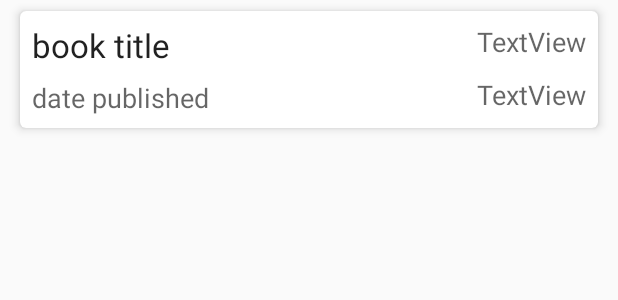
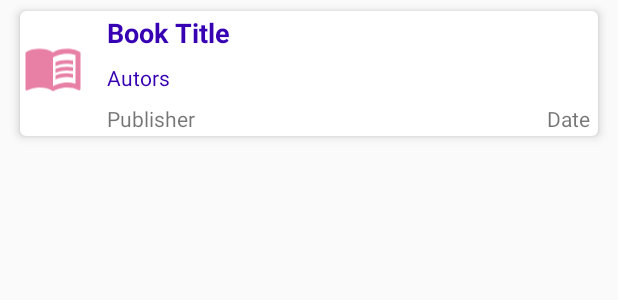
Before and after one commit to OBIDIKE-BON/BooksExplorer, an Android app: the layout search_recycler_item.xml on its own in the app's theme, with its tools: preview values and no code run, on a phone screen of 412 x 824 dp. Shown: the top 300 px of the screen. Run offline under Robolectric (Android 15) with nearby library versions, the phone set to English and light mode, and no system bars.

```diff
--- a/app/build.gradle
+++ b/app/build.gradle
@@ -9,6 +9,8 @@ android {
         targetSdkVersion 30
         versionCode 1
         versionName "1.0"
+
+        vectorDrawables.useSupportLibrary = true
 
         testInstrumentationRunner "androidx.test.runner.AndroidJUnitRunner"
     }
--- a/app/src/main/java/com/stackfloat/booksexplorer/MainActivityViewModel.java
+++ b/app/src/main/java/com/stackfloat/booksexplorer/MainActivityViewModel.java
@@ -5,6 +5,7 @@ import android.util.Log;
 
 import androidx.annotation.NonNull;
 import androidx.lifecycle.AndroidViewModel;
+import androidx.lifecycle.LiveData;
 import androidx.lifecycle.MutableLiveData;
 
 import com.stackfloat.booksexplorer.utils.APIUtil;
@@ -25,6 +26,7 @@ public class MainActivityViewModel extends AndroidViewModel {
             new Thread(runnable).start();
         }
     };
+    public MutableLiveData<ArrayList<String[]>> mBooks= new MutableLiveData<>();
 
     public MainActivityViewModel(@NonNull Application application) {
         super(application);
@@ -42,7 +44,7 @@ public class MainActivityViewModel extends AndroidViewModel {
             public void onQueryResult(String JSONResponse) {
                 Log.d(TAG, "onQueryResult: ");
                 JSONResponseMutableLiveData.setValue(JSONResponse);
-                getBooks(JSONResponse);
+                mBooks .setValue(getBooks(JSONResponse));
 
             }
         });
--- /dev/null
+++ b/app/src/main/res/drawable-anydpi/ic_action_name.xml
@@ -0,0 +1,20 @@
+<vector xmlns:android="http://schemas.android.com/apk/res/android"
+    android:width="24dp"
+    android:height="24dp"
+    android:viewportWidth="24"
+    android:viewportHeight="24"
+    android:tint="#333333"
+    android:alpha="0.6">
+  <path
+      android:fillColor="@android:color/white"
+      android:pathData="M21,5c-1.11,-0.35 -2.33,-0.5 -3.5,-0.5c-1.95,0 -4.05,0.4 -5.5,1.5c-1.45,-1.1 -3.55,-1.5 -5.5,-1.5S2.45,4.9 1,6v14.65c0,0.25 0.25,0.5 0.5,0.5c0.1,0 0.15,-0.05 0.25,-0.05C3.1,20.45 5.05,20 6.5,20c1.95,0 4.05,0.4 5.5,1.5c1.35,-0.85 3.8,-1.5 5.5,-1.5c1.65,0 3.35,0.3 4.75,1.05c0.1,0.05 0.15,0.05 0.25,0.05c0.25,0 0.5,-0.25 0.5,-0.5V6C22.4,5.55 21.75,5.25 21,5zM21,18.5c-1.1,-0.35 -2.3,-0.5 -3.5,-0.5c-1.7,0 -4.15,0.65 -5.5,1.5V8c1.35,-0.85 3.8,-1.5 5.5,-1.5c1.2,0 2.4,0.15 3.5,0.5V18.5z"/>
+  <path
+      android:fillColor="@android:color/white"
+      android:pathData="M17.5,10.5c0.88,0 1.73,0.09 2.5,0.26V9.24C19.21,9.09 18.36,9 17.5,9c-1.7,0 -3.24,0.29 -4.5,0.83v1.66C14.13,10.85 15.7,10.5 17.5,10.5z"/>
+  <path
+      android:fillColor="@android:color/white"
+      android:pathData="M13,12.49v1.66c1.13,-0.64 2.7,-0.99 4.5,-0.99c0.88,0 1.73,0.09 2.5,0.26V11.9c-0.79,-0.15 -1.64,-0.24 -2.5,-0.24C15.8,11.66 14.26,11.96 13,12.49z"/>
+  <path
+      android:fillColor="@android:color/white"
+      android:pathData="M17.5,14.33c-1.7,0 -3.24,0.29 -4.5,0.83v1.66c1.13,-0.64 2.7,-0.99 4.5,-0.99c0.88,0 1.73,0.09 2.5,0.26v-1.52C19.21,14.41 18.36,14.33 17.5,14.33z"/>
+</vector>
--- a/app/src/main/res/layout/search_recycler_item.xml
+++ b/app/src/main/res/layout/search_recycler_item.xml
@@ -14,58 +14,79 @@
         app:cardElevation="4dp"
         app:cardPreventCornerOverlap="true"
         app:cardUseCompatPadding="true"
-        app:contentPadding="8dp">
+        app:contentPadding="2dp">
 
         <androidx.constraintlayout.widget.ConstraintLayout
             android:layout_width="match_parent"
             android:layout_height="wrap_content">
 
+            <ImageView
+                android:id="@+id/imageView"
+                android:layout_width="40dp"
+                android:layout_height="55dp"
+                android:layout_marginTop="8dp"
+                android:layout_marginEnd="8dp"
+                android:layout_marginRight="8dp"
+                android:tint="@color/colorAccent"
+                app:layout_constraintEnd_toStartOf="@+id/txt_book_title"
+                app:layout_constraintStart_toStartOf="parent"
+                app:layout_constraintTop_toTopOf="parent"
+                app:srcCompat="@drawable/ic_action_name" />
+
             <TextView
-                android:id="@+id/book_title"
-                android:layout_width="wrap_content"
+                android:id="@+id/txt_book_title"
+                android:layout_width="0dp"
+                android:layout_height="wrap_content"
+                android:layout_marginStart="8dp"
+                android:layout_marginLeft="8dp"
+                android:layout_marginBottom="8dp"
+                android:text="Book Title"
+                android:textAppearance="@style/TextAppearance.AppCompat.Medium"
+                android:textColor="@color/colorPrimaryDark"
+                android:textStyle="bold"
+                app:layout_constraintBottom_toTopOf="@+id/txt_authors"
+                app:layout_constraintEnd_toEndOf="parent"
+                app:layout_constraintHorizontal_chainStyle="spread_inside"
+                app:layout_constraintStart_toEndOf="@+id/imageView"
+                app:layout_constraintTop_toTopOf="parent" />
+
+            <TextView
+                android:id="@+id/txt_authors"
+                android:layout_width="0dp"
+                android:layout_height="wrap_content"
+                android:layout_marginBottom="8dp"
+                android:text="Autors"
+                android:textAppearance="@style/TextAppearance.AppCompat.Body1"
+                android:textColor="@color/colorPrimaryDark"
+                app:layout_constraintBottom_toTopOf="@+id/txt_publisher"
+                app:layout_constraintEnd_toEndOf="parent"
+                app:layout_constraintHorizontal_chainStyle="spread_inside"
+                app:layout_constraintStart_toStartOf="@+id/txt_book_title" />
+
+            <TextView
+                android:id="@+id/txt_publisher"
+                android:layout_width="0dp"
                 android:layout_height="wrap_content"
                 android:layout_marginEnd="8dp"
                 android:layout_marginRight="8dp"
-                android:text="book title"
-                android:textAppearance="@style/TextAppearance.AppCompat.Large"
-                app:layout_constraintEnd_toStartOf="@+id/textView"
-                app:layout_constraintHorizontal_bias="0.0"
-                app:layout_constraintStart_toStartOf="parent"
-                app:layout_constraintTop_toTopOf="parent" />
+                android:text="Publisher"
+                android:textAppearance="@style/TextAppearance.AppCompat.Small"
+                app:layout_constraintBottom_toBottomOf="parent"
+                app:layout_constraintEnd_toStartOf="@+id/txt_date_publishe"
+                app:layout_constraintStart_toStartOf="@+id/txt_authors" />
 
             <TextView
-                android:id="@+id/date_published"
+                android:id="@+id/txt_date_publishe"
                 android:layout_width="wrap_content"
                 android:layout_height="wrap_content"
-                android:layout_marginTop="8dp"
-                android:text="date published"
-                android:textAppearance="@style/TextAppearance.AppCompat.Medium"
-                app:layout_constraintEnd_toEndOf="@+id/book_title"
-                app:layout_constraintHorizontal_bias="0.02"
-                app:layout_constraintStart_toStartOf="@+id/book_title"
-                app:layout_constraintTop_toBottomOf="@+id/book_title" />
-
-            <TextView
-                android:id="@+id/textView"
-                android:layout_width="wrap_content"
-                android:layout_height="wrap_content"
-                android:text="TextView"
-                android:textAppearance="@style/TextAppearance.AppCompat.Medium"
-                app:layout_constraintEnd_toEndOf="parent"
-                app:layout_constraintTop_toTopOf="parent" />
-
-            <TextView
-                android:id="@+id/textView2"
-                android:layout_width="wrap_content"
-                android:layout_height="wrap_content"
-                android:layout_marginTop="8dp"
-                android:text="TextView"
-                android:textAppearance="@style/TextAppearance.AppCompat.Medium"
+                android:layout_marginStart="8dp"
+                android:layout_marginLeft="8dp"
+                android:text="Date "
+                android:textAppearance="@style/TextAppearance.AppCompat.Small"
                 app:layout_constraintBottom_toBottomOf="parent"
                 app:layout_constraintEnd_toEndOf="parent"
                 app:layout_constraintHorizontal_bias="1.0"
-                app:layout_constraintStart_toEndOf="@+id/date_published"
-                app:layout_constraintTop_toBottomOf="@+id/textView" />
+                app:layout_constraintStart_toEndOf="@+id/txt_authors" />
 
         </androidx.constraintlayout.widget.ConstraintLayout>
     </androidx.cardview.widget.CardView>
--- a/app/src/main/res/values/colors.xml
+++ b/app/src/main/res/values/colors.xml
@@ -2,5 +2,9 @@
 <resources>
     <color name="colorPrimary">#6200EE</color>
     <color name="colorPrimaryDark">#3700B3</color>
-    <color name="colorAccent">#03DAC5</color>
+    <color name="colorAccent">#D82B68</color>
+
+<!--    <color name="colorPrimary">#D82B68</color>-->
+<!--    <color name="colorPrimaryDark">#A00037</color>-->
+<!--    <color name="colorAccent">#673AB7</color>-->
 </resources>
--- a/app/src/main/res/values/strings.xml
+++ b/app/src/main/res/values/strings.xml
@@ -1,3 +1,5 @@
 <resources>
     <string name="app_name">BooksExplorer</string>
+    <string name="preview">Preview</string>
+    <string name="search">Search</string>
 </resources>
```
Also changed, not shown: app/src/main/java/com/stackfloat/booksexplorer/BooksRecyclerAdapter.java (added, +74 -0 lines), app/src/main/java/com/stackfloat/booksexplorer/MainActivity.java (+12 -5 lines), app/src/main/java/com/stackfloat/booksexplorer/utils/APIUtil.java (+12 -10 lines), app/src/main/res/menu/books_search.xml (added, +10 -0 lines), app/src/main/res/drawable-hdpi/ic_action_name.png (added), app/src/main/res/drawable-mdpi/ic_action_name.png (added), app/src/main/res/drawable-xhdpi/ic_action_name.png (added), app/src/main/res/drawable-xxhdpi/ic_action_name.png (added).
